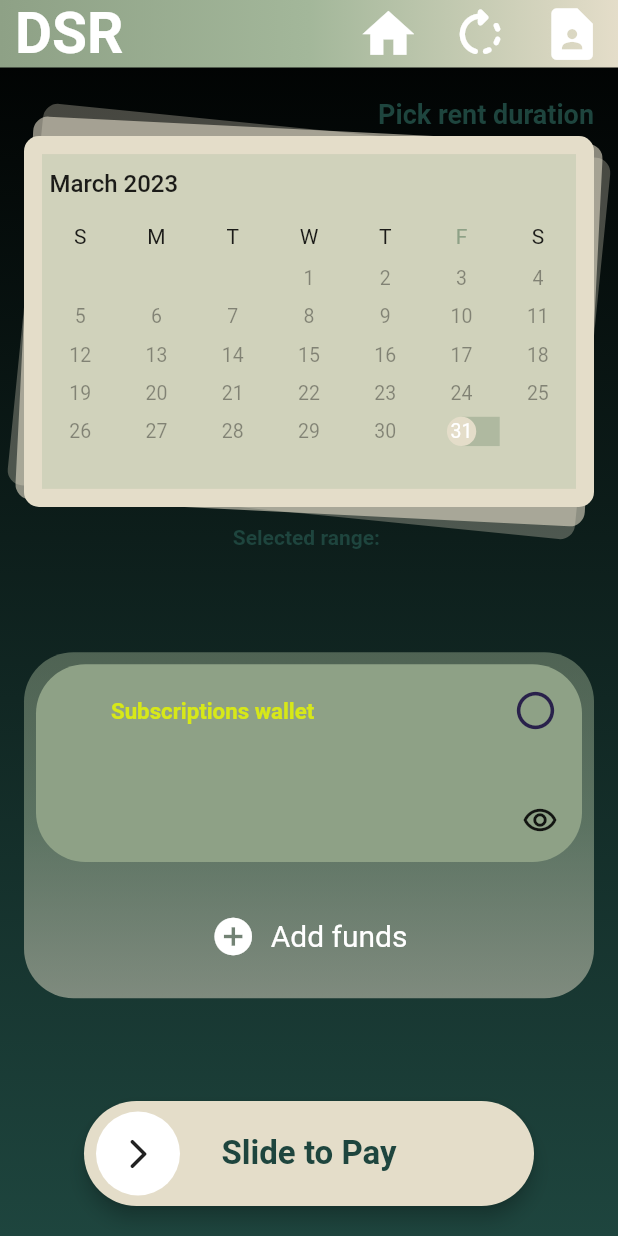
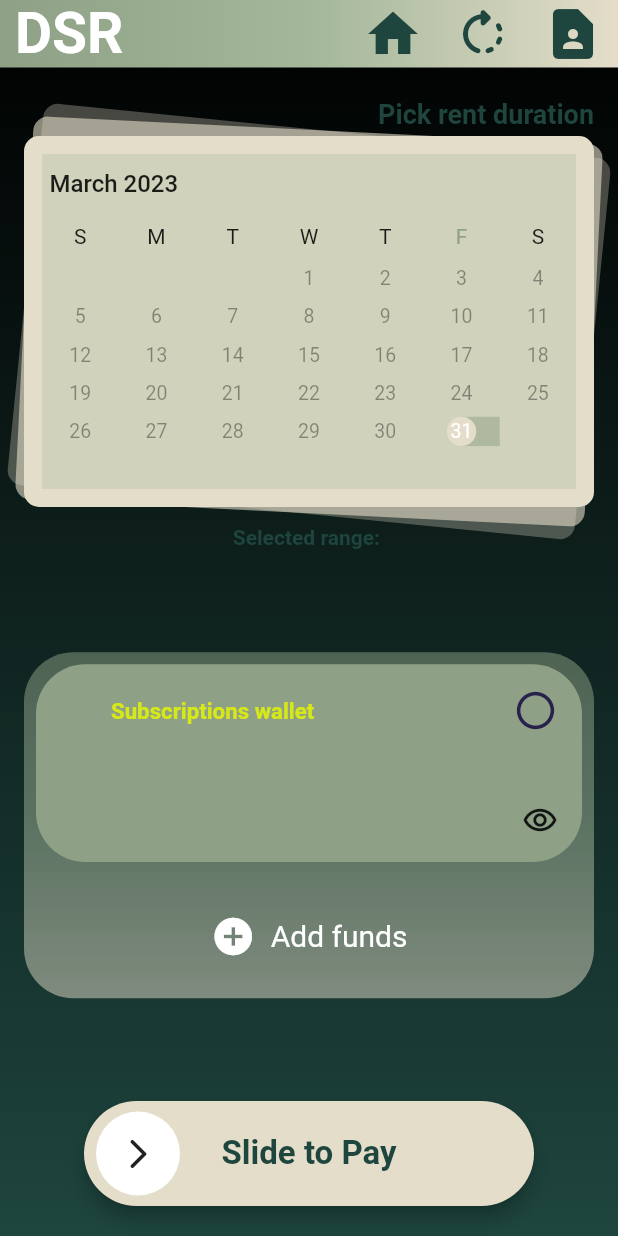
Before and after one commit to HrutujaP/Final-Year-Project---FrontEnd, a Flutter app: the RentStorageScreen screen opened by its route, after a tap on "Rent Now", on a phone screen of 412 x 824 dp. Run offline on Flutter 3.47's test engine with Material 2 defaults, Android fonts, the phone set to English and light mode, and no system bars; drawn by our look-alikes of slide_to_act, syncfusion_flutter_datepicker; our stand-ins replace analog_clock, email_validator, google_fonts, numberpicker, simple_gradient_text, syncfusion_flutter_charts and 1 more; missing offline and left inert: floating_bubbles, flutter_glow.

Commit message:
updated home screen

```diff
--- a/diskspacerenting/lib/screens/Components/topbar.dart
+++ b/diskspacerenting/lib/screens/Components/topbar.dart
@@ -11,8 +11,9 @@
 
   @override
   Widget build(BuildContext context) {
-    return Container(
-      decoration: BoxDecoration(
+    return SizedBox(
+      child: Container(
+        decoration: const BoxDecoration(
           gradient: LinearGradient(
             colors: [
               kContainerStartColor,
@@ -43,6 +44,7 @@
             ],
           ),
         ),
+      ),
     );
   }
 }
--- a/diskspacerenting/lib/screens/Components/topbaritems.dart
+++ b/diskspacerenting/lib/screens/Components/topbaritems.dart
@@ -12,19 +12,10 @@
   Widget build(BuildContext context) {
     return Row(
       children: [
-        // Text(
-        //   'Home',
-        //   style: TextStyle(
-        //     fontSize: 18,
-        //     color: kTextLightColor,
-        //     decoration: TextDecoration.none,
-        //     fontWeight: FontWeight.bold,
-        //   ),
-        // ),
         Icon(
           Icons.home,
-          size: MediaQuery.of(context).size.width / 10,
-          color: kTextLightColor,
+          size: 40,
+          color: kBackgroundEndColor,
         ),
 
         const SizedBox(
@@ -41,8 +32,8 @@
         // ),
         Icon(
           Icons.rotate_right_rounded,
-          size: MediaQuery.of(context).size.width / 10,
-          color: kTextLightColor,
+          size: 40,
+          color: kBackgroundEndColor,
         ),
         const SizedBox(
           width: 20,
@@ -58,8 +49,8 @@
         // ),
         Icon(
           Icons.contact_page,
-          size: MediaQuery.of(context).size.width / 10,
-          color: kTextLightColor,
+          size: 40,
+          color: kBackgroundEndColor,
         ),
       ],
     );
--- a/diskspacerenting/lib/screens/HomeScreen/homescreen.dart
+++ b/diskspacerenting/lib/screens/HomeScreen/homescreen.dart
@@ -1,4 +1,5 @@
 import 'package:diskspacerenting/Constants/Constant%20Variables/constants.dart';
+import 'package:diskspacerenting/screens/Components/topbaritems.dart';
 import 'package:diskspacerenting/screens/HomeScreen/components/blockchainvideoloop.dart';
 import 'package:diskspacerenting/screens/HomeScreen/components/bottomdotbar.dart';
 import 'package:diskspacerenting/screens/HomeScreen/components/mainoptions.dart';
@@ -9,6 +10,8 @@
 import 'package:floating_bubbles/floating_bubbles.dart';
 import 'package:flutter/material.dart';
 import 'package:flutter_glow/flutter_glow.dart';
+
+import '../../Constants/Responsive/responsiveWidget.dart';
 
 class HomeScreen extends StatefulWidget {
   static const String id = 'home_screen';
@@ -22,8 +25,8 @@
 class _HomeScreenState extends State<HomeScreen>
     with SingleTickerProviderStateMixin {
   late AnimationController _animationController;
-  int _currentPage = 1;
-  final PageController _pageController = PageController(initialPage: 1);
+  // int _currentPage = 1;
+  // final PageController _pageController = PageController(initialPage: 1);
 
   @override
   void initState() {
@@ -48,6 +51,47 @@
   Widget build(BuildContext context) {
     return SafeArea(
         child: Scaffold(
+            appBar: AppBar(
+              elevation: 10,
+              toolbarHeight: 50,
+              shadowColor: kContainerEndColor,
+              flexibleSpace: Container(
+                decoration: const BoxDecoration(
+                  gradient: LinearGradient(
+                    begin: Alignment.topCenter,
+                    end: Alignment.bottomCenter,
+                    colors: <Color>[
+                      // kBackgroundEndColor.withOpacity(0.9),
+                      kContainerStartColor,
+                      kContainerMiddleColor,
+                      kContainerEndColor,
+                    ],
+                  ),
+                ),
+                child: Padding(
+                  padding: const EdgeInsets.symmetric(horizontal: 10),
+                  child: Row(
+                    children: [
+                      Text(
+                        ResponsiveWidget.isSmallScreen(context)
+                            ? 'D.S.R'
+                            : 'Disk Space Renting',
+                        style: TextStyle(
+                          fontSize: 38,
+                          color: kBackgroundEndColor,
+                          fontWeight: FontWeight.w600,
+                          decoration: TextDecoration.none,
+                        ),
+                      ),
+                      Spacer(),
+                      TopBarItems(
+                        color: kBackgroundEndColor,
+                      )
+                    ],
+                  ),
+                ),
+              ),
+            ),
             body: Container(
               height: MediaQuery.of(context).size.height,
               width: MediaQuery.of(context).size.width,
@@ -85,7 +129,7 @@
                 Column(
                   mainAxisAlignment: MainAxisAlignment.spaceAround,
                   children: [
-            const TopBar(color: kContainerEndColor),
+                    // const TopBar(color: kContainerEndColor),
                     const BlockChainVideoLoop(),
                     Padding(
                       padding: const EdgeInsets.all(8.0),
@@ -131,10 +175,12 @@
                           color: Colors.transparent,
                           shadowColor: kContainerEndColor,
                           borderRadius: BorderRadius.circular(65),
-                  child: const CircleAvatar(
+                          child: CircleAvatar(
                             backgroundColor: Colors.transparent,
-                    radius: 65,
-                    child: MainOptions(
+                            radius: ResponsiveWidget.isSmallScreen(context)
+                                ? 55
+                                : 65,
+                            child: const MainOptions(
                               route: postAdvertisment.id,
                               color: kTextDarkColor,
                               icon: Icons.currency_exchange_sharp,
@@ -149,10 +195,12 @@
                           color: Colors.transparent,
                           shadowColor: kContainerEndColor,
                           borderRadius: BorderRadius.circular(65),
-                  child: const CircleAvatar(
+                          child: CircleAvatar(
                             backgroundColor: Colors.transparent,
-                    radius: 65,
-                    child: MainOptions(
+                            radius: ResponsiveWidget.isSmallScreen(context)
+                                ? 55
+                                : 65,
+                            child: const MainOptions(
                               route: MarketPlaceScreen.id,
                               color: kTextDarkColor,
                               icon: Icons.payment,
@@ -167,10 +215,12 @@
                           color: Colors.transparent,
                           shadowColor: kContainerEndColor,
                           borderRadius: BorderRadius.circular(65),
-                  child: const CircleAvatar(
+                          child: CircleAvatar(
                             backgroundColor: Colors.transparent,
-                    radius: 65,
-                    child: MainOptions(
+                            radius: ResponsiveWidget.isSmallScreen(context)
+                                ? 55
+                                : 65,
+                            child: const MainOptions(
                                 route: MyStorages.id,
                                 color: kTextDarkColor,
                                 icon: Icons.storage_rounded,
@@ -257,7 +307,9 @@
                                       'Balances',
                                       style: TextStyle(
                                           color: Colors.grey.shade100,
-                                  fontSize: MediaQuery.of(context).size.height *
+                                          fontSize: MediaQuery.of(context)
+                                                  .size
+                                                  .height *
                                               0.025,
                                           fontWeight: FontWeight.w600),
                                     ),
@@ -265,7 +317,8 @@
                                     Icon(
                                       Icons.help_rounded,
                                       color: Colors.grey.shade200,
-                              size: MediaQuery.of(context).size.height * 0.025,
+                                      size: MediaQuery.of(context).size.height *
+                                          0.025,
                                     ),
                                   ],
                                 ),
@@ -304,12 +357,16 @@
                                         Icon(
                                           Icons.token_outlined,
                                           color: Colors.amber,
-                                  size:
-                                      MediaQuery.of(context).size.height * 0.03,
+                                          size: MediaQuery.of(context)
+                                                  .size
+                                                  .height *
+                                              0.03,
                                         ),
                                         SizedBox(
-                                  width:
-                                      MediaQuery.of(context).size.width * 0.05,
+                                          width: MediaQuery.of(context)
+                                                  .size
+                                                  .width *
+                                              0.05,
                                         ),
                                         const Text('DSR Token',
                                             style: TextStyle(
@@ -333,12 +390,16 @@
                                         Icon(
                                           Icons.storm_sharp,
                                           color: Colors.greenAccent,
-                                  size: MediaQuery.of(context).size.height *
+                                          size: MediaQuery.of(context)
+                                                  .size
+                                                  .height *
                                               0.028,
                                         ),
                                         SizedBox(
-                                  width:
-                                      MediaQuery.of(context).size.width * 0.018,
+                                          width: MediaQuery.of(context)
+                                                  .size
+                                                  .width *
+                                              0.018,
                                         ),
                                         const Text('Storage Rented',
                                             style: TextStyle(
```
Lines whose indentation alone changed are shown as unchanged.
